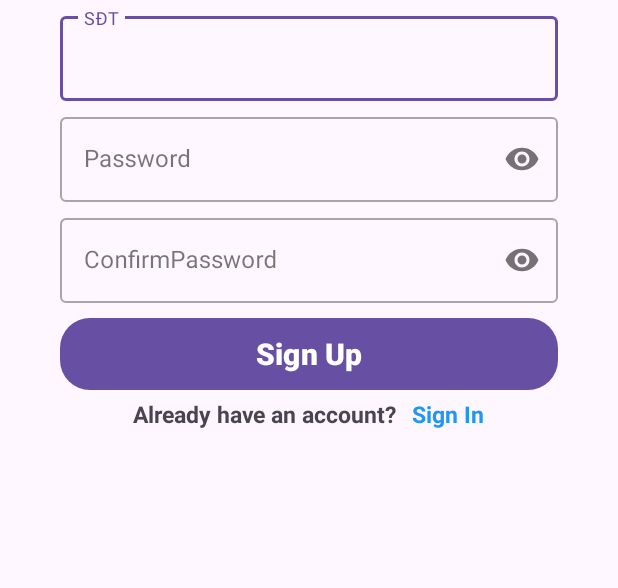
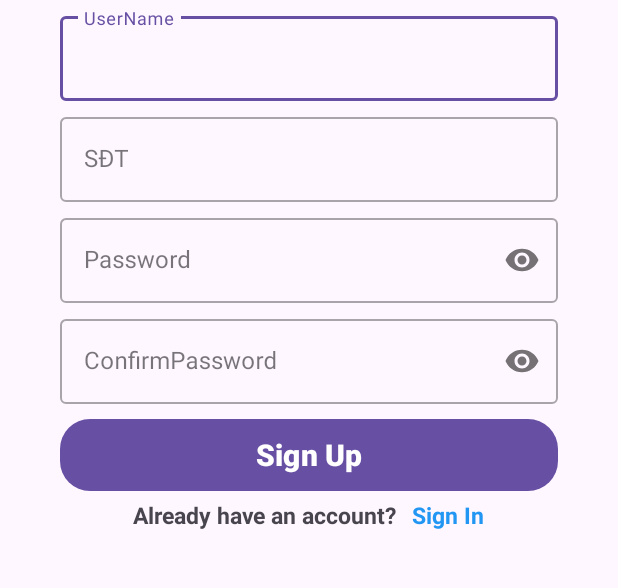
Before and after one commit to danvo022004/TT-IMTATECH, an Android app: the RegisterPage screen opened directly, with no data from a screen before it, after a tap on "Sign Up", on a phone screen of 412 x 824 dp, the part 522-1110 px from its top. Run offline under Robolectric (Android 15) with nearby library versions, the phone set to English and light mode, and no system bars.

Commit message:
sửa thêm tên user

```diff
--- a/app/src/main/java/jccom/example/appbantra/RegisterPage.java
+++ b/app/src/main/java/jccom/example/appbantra/RegisterPage.java
@@ -22,7 +22,7 @@ import retrofit2.Response;
 
 public class RegisterPage extends AppCompatActivity {
 
-    private TextInputEditText editTextSDT, editTextPassword, editTextConfirmPassword, editTextName, editTextEmail;
+    private TextInputEditText editTextName, editTextSDT, editTextPassword, editTextConfirmPassword;
     private Button signUp;
     private TextView signIn;
 
@@ -32,6 +32,7 @@ public class RegisterPage extends AppCompatActivity {
         setContentView(R.layout.activity_register_page);
 
         // Lấy tham chiếu các View
+        editTextName = findViewById(R.id.username);
         editTextSDT = findViewById(R.id.sdt);
         editTextPassword = findViewById(R.id.password);
         editTextConfirmPassword = findViewById(R.id.cofirmpassword);
@@ -51,13 +52,13 @@ public class RegisterPage extends AppCompatActivity {
     }
 
     private void registerUser() {
-        // Lấy giá trị từ các input
+        // Lấy giá trị từ các input'
+        String name = editTextName.getText().toString().trim();
         String phone = editTextSDT.getText().toString().trim();
         String password = editTextPassword.getText().toString().trim();
         String confirmPassword = editTextConfirmPassword.getText().toString().trim();
-
         // Kiểm tra xem các trường có rỗng không
-        if (TextUtils.isEmpty(phone) || TextUtils.isEmpty(password) || TextUtils.isEmpty(confirmPassword) ) {
+        if (TextUtils.isEmpty(name) || TextUtils.isEmpty(phone) || TextUtils.isEmpty(password) || TextUtils.isEmpty(confirmPassword) ) {
             Toast.makeText(RegisterPage.this, "Không được để rỗng", Toast.LENGTH_SHORT).show();
             return;
         }
@@ -81,7 +82,7 @@ public class RegisterPage extends AppCompatActivity {
         }
 
         // Tạo đối tượng User để gửi lên API
-        User user = new User(phone, password);
+        User user = new User(name, phone, password);
 
         // Gọi API đăng ký người dùng
         ApiService apiService = RetrofitClient.getClient().create(ApiService.class);
--- a/app/src/main/res/layout/activity_register_page.xml
+++ b/app/src/main/res/layout/activity_register_page.xml
@@ -32,6 +32,19 @@
         android:src="@drawable/logo_tea"
         android:layout_gravity="center"/>
 
+    <com.google.android.material.textfield.TextInputLayout
+        android:layout_width="match_parent"
+        android:layout_height="wrap_content"
+        android:layout_marginTop="5dp"
+        style="@style/Widget.MaterialComponents.TextInputLayout.OutlinedBox">
+
+        <com.google.android.material.textfield.TextInputEditText
+            android:id="@+id/username"
+            android:layout_width="match_parent"
+            android:layout_height="wrap_content"
+            android:hint="UserName"/>
+
+    </com.google.android.material.textfield.TextInputLayout>
 
     <com.google.android.material.textfield.TextInputLayout
         android:layout_width="match_parent"
```
Also changed, not shown: app/src/main/java/jccom/example/appbantra/Fragment/ProfileFragment.java (+92 -0 lines), app/src/main/java/jccom/example/appbantra/Model/User.java (+20 -37 lines).
